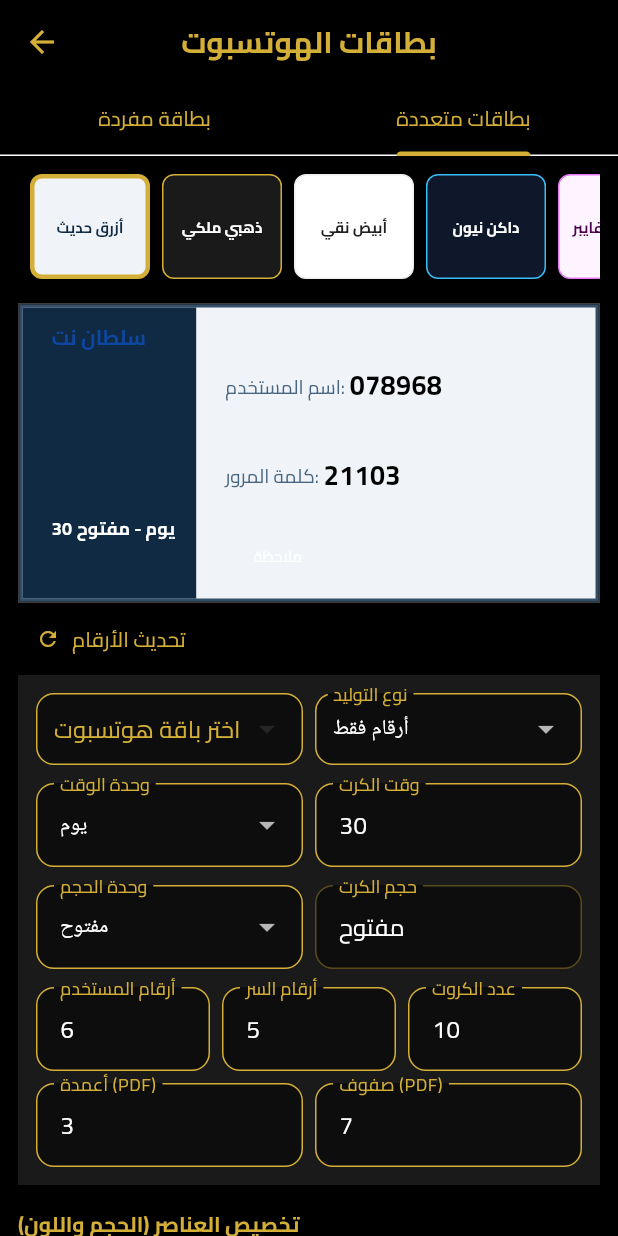
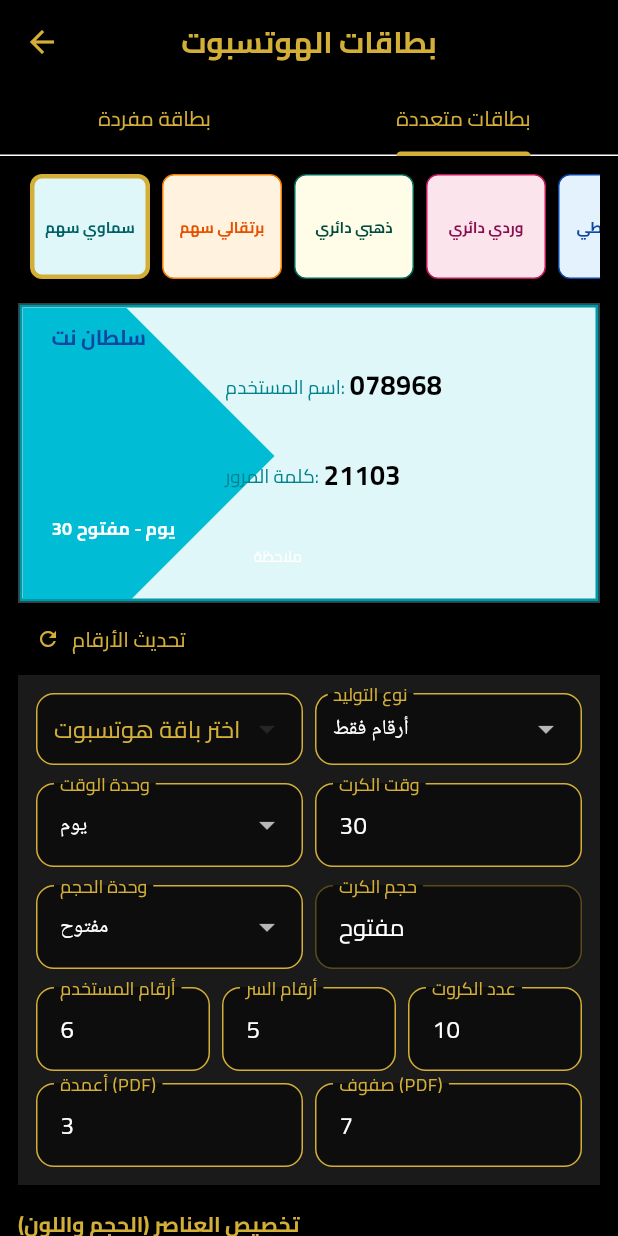
Before and after one commit to hmoodyking888-source/st.manager, a Flutter app: the CardsScreen screen opened directly with empty values, tab 2 chosen, on a phone screen of 412 x 824 dp. Run offline on Flutter 3.47's test engine with Material 3 defaults, Android fonts, the phone set to English and light mode, and no system bars; our stand-ins replace cloud_firestore, cross_file, firebase_core, flutter_secure_storage, image_picker, pdf and 1 more; missing offline and left inert: routeros_api; accounts and stored records are empty.

Commit message:
Enhance card templates with shapeType property
Added shapeType property to _CardTemplate for card shapes. Updated card templates with new designs and colors, including triangular and circular shapes.

```diff
--- a/lib/screens/cards/cards_screen.dart
+++ b/lib/screens/cards/cards_screen.dart
@@ -26,6 +26,7 @@ class _CardTemplate {
   final Color border;
   final Color text;
   final Color mutedText;
+  final int shapeType; // 0: مستطيل, 1: سهم مثلث, 2: دائري منحني
 
   const _CardTemplate({
     required this.name,
@@ -37,6 +38,7 @@ class _CardTemplate {
     required this.border,
     required this.text,
     required this.mutedText,
+    this.shapeType = 0,
   });
 }
 
@@ -151,62 +153,127 @@ class _CardsScreenState extends State<CardsScreen>
   String _previewUser = '123456';
   String _previewPass = '12345';
 
-  // النماذج المحدثة والجديدة
+  // النماذج المحدثة والجديدة المطابقة للصور
   final List<_CardTemplate> _templates = const [
     _CardTemplate(
-      name: 'أزرق حديث',
-      subtitle: 'كلاسيكي متطور',
-      background: Color(0xFFF0F4F8),
-      backgroundSoft: Color(0xFFD9E2EC),
-      accent: Color(0xFF102A43),
-      accentSoft: Color(0x66102A43),
-      border: Color(0xFF334E68),
-      text: Color(0xFF102A43),
-      mutedText: Color(0xFF486581),
+      name: 'سماوي سهم',
+      subtitle: 'عصري',
+      background: Color(0xFFE0F7FA),
+      backgroundSoft: Color(0xFFB2EBF2),
+      accent: Color(0xFF00BCD4),
+      accentSoft: Color(0x6600BCD4),
+      border: Color(0xFF0097A7),
+      text: Color(0xFF006064),
+      mutedText: Color(0xFF00838F),
+      shapeType: 1, // شكل سهم
     ),
     _CardTemplate(
-      name: 'ذهبي ملكي',
+      name: 'برتقالي سهم',
+      subtitle: 'مشرق',
+      background: Color(0xFFFFF3E0),
+      backgroundSoft: Color(0xFFFFE0B2),
+      accent: Color(0xFFFF9800),
+      accentSoft: Color(0x66FF9800),
+      border: Color(0xFFF57C00),
+      text: Color(0xFFE65100),
+      mutedText: Color(0xFFEF6C00),
+      shapeType: 1,
+    ),
+    _CardTemplate(
+      name: 'ذهبي دائري',
       subtitle: 'فخم',
-      background: Color(0xFF1A1A1A),
-      backgroundSoft: Color(0xFF2D2D2D),
-      accent: Color(0xFFD4AF37),
-      accentSoft: Color(0x66D4AF37),
-      border: Color(0xFFD4AF37),
-      text: Colors.white,
-      mutedText: Color(0xFFBFBFBF),
+      background: Color(0xFFFFFDE7),
+      backgroundSoft: Color(0xFFFFF59D),
+      accent: Color(0xFF004D40), // لمسة خضراء داكنة مع خلفية صفراء/ذهبية
+      accentSoft: Color(0x66004D40),
+      border: Color(0xFF00695C),
+      text: Color(0xFF004D40),
+      mutedText: Color(0xFF00695C),
+      shapeType: 2, // دائري منحني
+    ),
+    _CardTemplate(
+      name: 'وردي دائري',
+      subtitle: 'ناعم',
+      background: Color(0xFFFCE4EC),
+      backgroundSoft: Color(0xFFF8BBD0),
+      accent: Color(0xFFE91E63),
+      accentSoft: Color(0x66E91E63),
+      border: Color(0xFFC2185B),
+      text: Color(0xFF880E4F),
+      mutedText: Color(0xFFAD1457),
+      shapeType: 2,
+    ),
+    _CardTemplate(
+      name: 'أزرق محيطي',
+      subtitle: 'عميق',
+      background: Color(0xFFE3F2FD),
+      backgroundSoft: Color(0xFFBBDEFB),
+      accent: Color(0xFF1565C0),
+      accentSoft: Color(0x661565C0),
+      border: Color(0xFF0D47A1),
+      text: Color(0xFF0D47A1),
+      mutedText: Color(0xFF1565C0),
+      shapeType: 2,
+    ),
+    _CardTemplate(
+      name: 'أخضر طبيعي',
+      subtitle: 'منعش',
+      background: Color(0xFFF1F8E9),
+      backgroundSoft: Color(0xFFDCEDC8),
+      accent: Color(0xFF43A047),
+      accentSoft: Color(0x6643A047),
+      border: Color(0xFF2E7D32),
+      text: Color(0xFF1B5E20),
+      mutedText: Color(0xFF2E7D32),
+      shapeType: 2,
+    ),
+    _CardTemplate(
+      name: 'أحمر دائري',
+      subtitle: 'جذاب',
+      background: Color(0xFFFFEBEE),
+      backgroundSoft: Color(0xFFFFCDD2),
+      accent: Color(0xFFD32F2F),
+      accentSoft: Color(0x66D32F2F),
+      border: Color(0xFFB71C1C),
+      text: Color(0xFFB71C1C),
+      mutedText: Color(0xFFC62828),
+      shapeType: 2,
+    ),
+    _CardTemplate(
+      name: 'بنفسجي كلاسيك',
+      subtitle: 'أنيق',
+      background: Color(0xFFF3E5F5),
+      backgroundSoft: Color(0xFFE1BEE7),
+      accent: Color(0xFF8E24AA),
+      accentSoft: Color(0x668E24AA),
+      border: Color(0xFF6A1B9A),
+      text: Color(0xFF4A148C),
+      mutedText: Color(0xFF6A1B9A),
+      shapeType: 0, // مستطيل كلاسيكي
+    ),
+    _CardTemplate(
+      name: 'داكن كلاسيك',
+      subtitle: 'رسمي',
+      background: Color(0xFFECEFF1),
+      backgroundSoft: Color(0xFFCFD8DC),
+      accent: Color(0xFF263238),
+      accentSoft: Color(0x66263238),
+      border: Color(0xFF37474F),
+      text: Color(0xFF263238),
+      mutedText: Color(0xFF455A64),
+      shapeType: 0,
     ),
     _CardTemplate(
       name: 'أبيض نقي',
-      subtitle: 'بسيط ونظيف',
+      subtitle: 'بسيط',
       background: Color(0xFFFFFFFF),
-      backgroundSoft: Color(0xFFF9F9F9),
-      accent: Color(0xFFE53935), // لمسة حمراء خفيفة
-      accentSoft: Color(0x66E53935),
-      border: Color(0xFFEEEEEE),
+      backgroundSoft: Color(0xFFF5F5F5),
+      accent: Color(0xFF9E9E9E),
+      accentSoft: Color(0x669E9E9E),
+      border: Color(0xFFE0E0E0),
       text: Color(0xFF212121),
       mutedText: Color(0xFF757575),
-    ),
-    _CardTemplate(
-      name: 'داكن نيون',
-      subtitle: 'لليلي',
-      background: Color(0xFF0F172A),
-      backgroundSoft: Color(0xFF1E293B),
-      accent: Color(0xFF38BDF8),
-      accentSoft: Color(0x6638BDF8),
-      border: Color(0xFF38BDF8),
-      text: Colors.white,
-      mutedText: Color(0xFF94A3B8),
-    ),
-    _CardTemplate(
-      name: 'بنفسجي فايبر',
-      subtitle: 'ألوان حيوية',
-      background: Color(0xFFFDF4FF),
-      backgroundSoft: Color(0xFFFAE8FF),
-      accent: Color(0xFFC026D3),
-      accentSoft: Color(0x66C026D3),
-      border: Color(0xFFE879F9),
-      text: Color(0xFF4A044E),
-      mutedText: Color(0xFF86198F),
+      shapeType: 0,
     ),
   ];
 
@@ -353,8 +420,11 @@ class _CardsScreenState extends State<CardsScreen>
       final uptime = _getMikrotikUptime(_sValidityCtrl.text, _sValidityUnit);
       final bytes = _getMikrotikBytes(_sVolumeCtrl.text, _sVolumeUnit);
 
-      // تحديد وتضمين الإيميل ليمثل عدد الأيام كجزء من الطلب
-      final emailValue = '${_sValidityCtrl.text}@nobind.com';
+      // تحديد وتضمين الإيميل ليمثل عدد الأيام كجزء من الطلب مع التمييز بين الأيام والساعات
+      final validityText = _sValidityCtrl.text;
+      final emailValue = _sValidityUnit == 'ساعة'
+          ? '${validityText}h@nobind.com'
+          : '$validityText@nobind.com';
 
       final params = {
         'name': _sUserCtrl.text.trim(),
@@ -726,7 +796,36 @@ class _CardsScreenState extends State<CardsScreen>
           if (_useCustomImage && _templateImage != null)
             Positioned.fill(
                 child: Image.file(_templateImage!, fit: BoxFit.cover)),
+
+          // العناصر الرسومية الملونة الجانبية حسب شكل البطاقة (دائري، سهم، مستطيل)
           if (!_useCustomImage)
+            if (t.shapeType == 2) // دائري منحني
+              Positioned(
+                left: -h * 0.75,
+                top: -h * 0.25,
+                child: Container(
+                  width: h * 1.5,
+                  height: h * 1.5,
+                  decoration: BoxDecoration(
+                    color: t.accent,
+                    shape: BoxShape.circle,
+                  ),
+                ),
+              )
+            else if (t.shapeType == 1) // سهم
+              Positioned(
+                left: -h * 0.6,
+                top: -h * 0.1,
+                child: Transform.rotate(
+                  angle: 0.785398, // دوران بزاوية 45 درجة لتشكيل السهم
+                  child: Container(
+                    width: h * 1.2,
+                    height: h * 1.2,
+                    color: t.accent,
+                  ),
+                ),
+              )
+            else // مستطيل كلاسيكي
               Positioned(
                 left: 0,
                 top: 0,
@@ -1377,14 +1476,17 @@ class _CardsScreenState extends State<CardsScreen>
 
           final results = await Future.wait(batch.map((card) async {
             try {
-              // تحديد الإيميل كقيمة لعدد الأيام للدفعة
-              final emailValue = '${_mValidityCtrl.text}@nobind.com';
+              // تحديد الإيميل ليمثل عدد الأيام للدفعة مع إضافة حرف h في حالة الساعات
+              final validityText = _mValidityCtrl.text;
+              final emailValue = _mValidityUnit == 'ساعة'
+                  ? '${validityText}h@nobind.com'
+                  : '$validityText@nobind.com';
 
               final params = {
                 'name': card.user,
                 'password': card.pass,
                 'profile': card.profile,
-                'email': emailValue, // الإضافة هنا
+                'email': emailValue,
                 'comment': 'ST_Manager_Batch',
               };
               if (uptime != null) params['limit-uptime'] = uptime;
@@ -1535,13 +1637,42 @@ class _CardsScreenState extends State<CardsScreen>
           if (imageBytes != null)
             pw.Positioned.fill(
                 child: pw.Image(pw.MemoryImage(imageBytes), fit: pw.BoxFit.cover)),
+
           if (imageBytes == null)
+            if (t.shapeType == 2) // دائري منحني
+              pw.Positioned(
+                left: -cardH * 0.75,
+                top: -cardH * 0.25,
+                child: pw.Container(
+                  width: cardH * 1.5,
+                  height: cardH * 1.5,
+                  decoration: pw.BoxDecoration(
+                    color: toPdfCol(t.accent),
+                    shape: pw.BoxShape.circle,
+                  ),
+                ),
+              )
+            else if (t.shapeType == 1) // سهم
+              pw.Positioned(
+                left: -cardH * 0.6,
+                top: -cardH * 0.1,
+                child: pw.Transform.rotate(
+                  angle: 0.785398, // دوران بزاوية 45 درجة لتشكيل السهم
+                  child: pw.Container(
+                    width: cardH * 1.2,
+                    height: cardH * 1.2,
+                    color: toPdfCol(t.accent),
+                  ),
+                ),
+              )
+            else // مستطيل كلاسيكي
               pw.Positioned(
                 left: 0,
                 top: 0,
                 bottom: 0,
                 child: pw.Container(width: cardW * 0.3, color: toPdfCol(t.accent)),
               ),
+
           if (_showNetwork)
             pw.Positioned(
               left: _netX * cardW,
```
Lines whose indentation alone changed are shown as unchanged.
